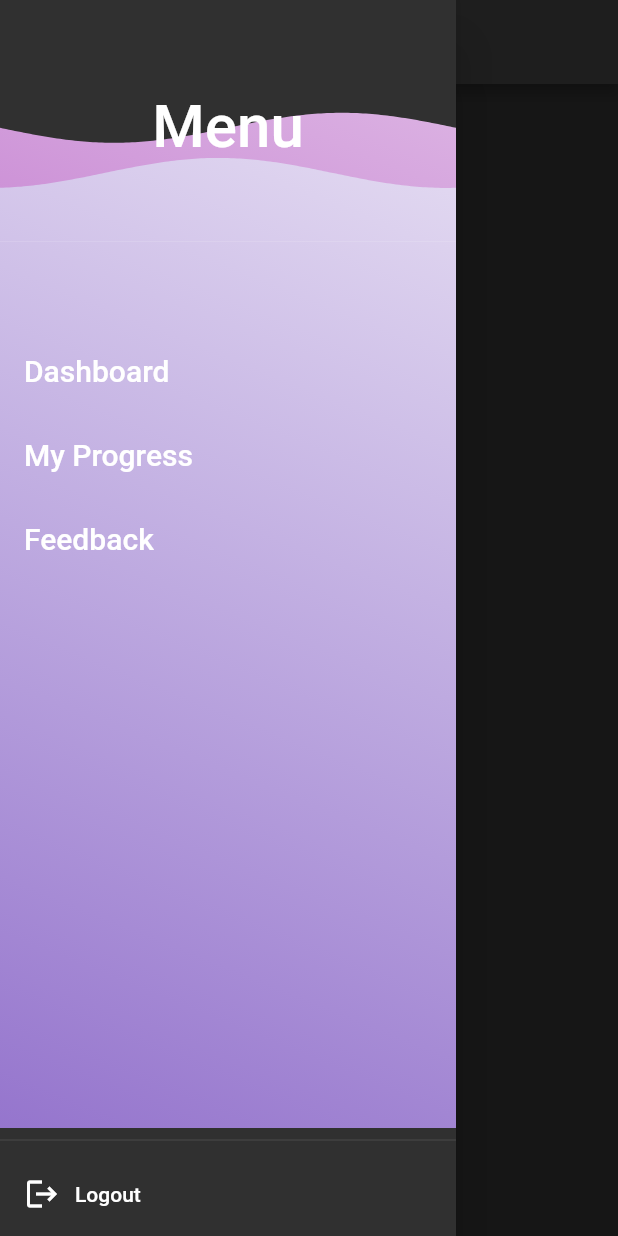
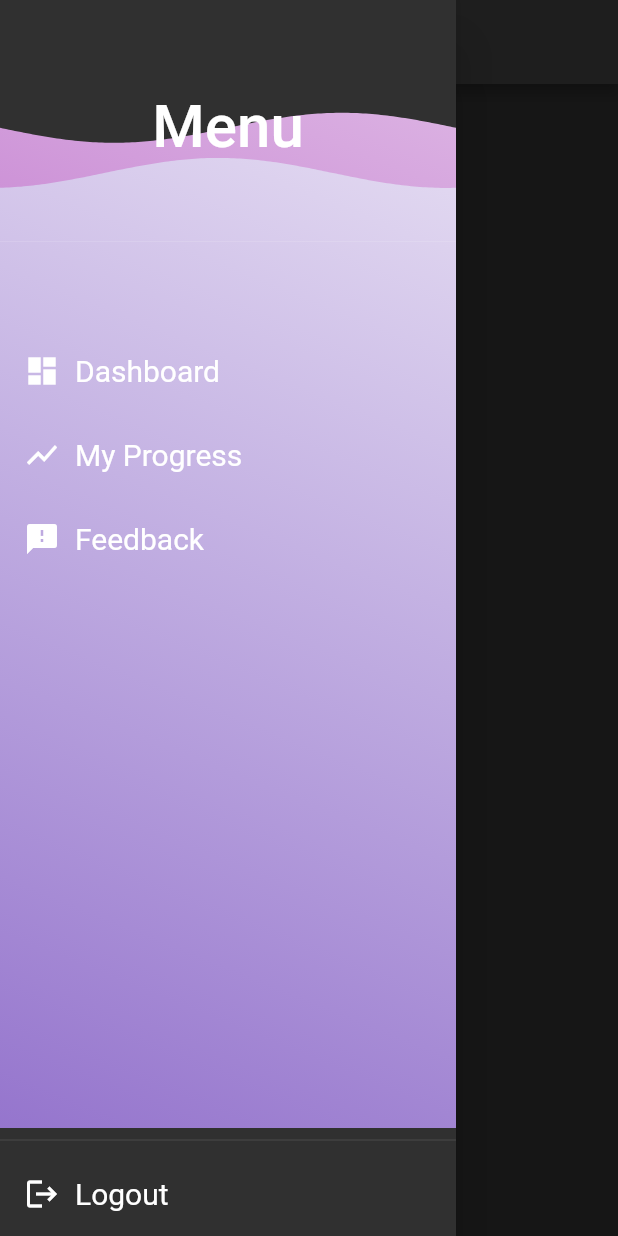
Before and after one commit to tMario2111/smarthack2023, a Flutter app: the ProgressRoute screen opened directly, with the side drawer open, on a phone screen of 412 x 824 dp. Run offline on Flutter 3.47's test engine with Material 2 defaults, Android fonts, the phone set to English and light mode, and no system bars; drawn by our look-alikes of wave; our stand-ins replace pocketbase, simple_circular_progress_bar; missing offline and left inert: dart:js_util; network calls fail; statements that could not run were skipped.

Commit message:
Am (GodGivenn) facut frontend smecher

```diff
--- a/lib/pb_instance.dart
+++ b/lib/pb_instance.dart
@@ -10,7 +10,7 @@ class PbInstance {
 
   static Future<void> init() async {
     _pb = PocketBase('http://127.0.0.1:8090');
-    /*
+
     await _pb
         .collection('students')
         .authWithPassword('ungureanuv@cnmk.com', '12345678');
@@ -19,7 +19,8 @@ class PbInstance {
         (await _pb.collection('students').getList(filter: 'id = "$id"'))
             .items[0]
             .getStringValue('first_name');
-    */
+
+    /*
     await _pb
         .collection('teachers')
         .authWithPassword('stavarg@cnmk.com', '12345678');
@@ -28,6 +29,7 @@ class PbInstance {
         (await _pb.collection('teachers').getOne(_pb.authStore.model.id))
             .getStringValue('first_name');
     isTeacher = true;
+    */
   }
 
   static PocketBase getPb() {
--- a/lib/routes/progress_route.dart
+++ b/lib/routes/progress_route.dart
@@ -1,15 +1,12 @@
 import 'package:flutter/material.dart';
+import 'package:simple_circular_progress_bar/simple_circular_progress_bar.dart';
 
+import '../pb_instance.dart';
+import '../util.dart';
 import '../widgets/side_drawer.dart';
 
-import '../pb_instance.dart';
-
-import '../util.dart';
-
-import 'package:simple_circular_progress_bar/simple_circular_progress_bar.dart';
-
 class ProgressRoute extends StatefulWidget {
-  const ProgressRoute({super.key});
+  const ProgressRoute({Key? key}) : super(key: key);
 
   @override
   State<StatefulWidget> createState() => _ProgressRouteState();
@@ -19,7 +16,7 @@ class _ProgressRouteState extends State<ProgressRoute> {
   var _dataFetched = false;
   final _studentRatings = <String, Map<TeacherStudentScoreType, List<int>>>{};
   final _teacherRatings = <String, Map<StudentTeacherScoreType, List<int>>>{};
-  final _progressBarRows = <Column>[];
+  final _progressBarRows = <Widget>[];
 
   void _getData() async {
     final pb = PbInstance.getPb();
@@ -51,8 +48,9 @@ class _ProgressRouteState extends State<ProgressRoute> {
               .add(rating.getIntValue('value'));
         }
       }
+
       _teacherRatings.forEach((className, value) {
-        final progressBars = <Column>[];
+        final progressBars = <Widget>[];
         value.forEach((key, value) {
           final averageRating = value.fold(0, (p, c) => p + c) / value.length;
           progressBars.add(
@@ -89,7 +87,19 @@ class _ProgressRouteState extends State<ProgressRoute> {
           );
         });
         _progressBarRows.add(
-          Column(
+          Container(
+            margin: const EdgeInsets.all(20.0),
+            padding: const EdgeInsets.all(16.0),
+            width: MediaQuery.of(context).size.width * 0.8,
+            decoration: BoxDecoration(
+              borderRadius: BorderRadius.circular(10.0),
+              gradient: LinearGradient(
+                begin: Alignment.topLeft,
+                end: Alignment.bottomRight,
+                colors: [Colors.cyan, Colors.purple],
+              ),
+            ),
+            child: Column(
               children: [
                 Text(
                   'Feedback from $className',
@@ -101,19 +111,18 @@ class _ProgressRouteState extends State<ProgressRoute> {
                 const SizedBox(
                   height: 45.0,
                 ),
-              Wrap(
-                spacing: 150.0,
+                Row(
+                  mainAxisAlignment: MainAxisAlignment.spaceEvenly,
                   children: progressBars,
                 ),
                 const SizedBox(
                   height: 50.0,
-              )
+                ),
               ],
+            ),
           ),
         );
       });
-      _dataFetched = true;
-      setState(() {});
     } else {
       final list = await pb.collection('teacher_student_ratings').getList(
           filter: 'student.id = "$id"', expand: 'teacher', sort: 'type');
@@ -136,7 +145,7 @@ class _ProgressRouteState extends State<ProgressRoute> {
       }
 
       _studentRatings.forEach((teacherName, value) {
-        final progressBars = <Column>[];
+        final progressBars = <Widget>[];
         value.forEach((key, value) {
           final averageRating = value.fold(0, (p, c) => p + c) / value.length;
           progressBars.add(
@@ -173,7 +182,19 @@ class _ProgressRouteState extends State<ProgressRoute> {
           );
         });
         _progressBarRows.add(
-          Column(
+          Container(
+            margin: const EdgeInsets.all(20.0),
+            padding: const EdgeInsets.all(16.0),
+            width: MediaQuery.of(context).size.width * 0.8,
+            decoration: BoxDecoration(
+              borderRadius: BorderRadius.circular(10.0),
+              gradient: LinearGradient(
+                begin: Alignment.topLeft,
+                end: Alignment.bottomRight,
+                colors: [Colors.purple.shade800, Colors.deepPurple.shade800],
+              ),
+            ),
+            child: Column(
               children: [
                 Text(
                   'Feedback from $teacherName',
@@ -185,21 +206,22 @@ class _ProgressRouteState extends State<ProgressRoute> {
                 const SizedBox(
                   height: 45.0,
                 ),
-              Wrap(
-                spacing: 150.0,
+                Row(
+                  mainAxisAlignment: MainAxisAlignment.spaceEvenly,
                   children: progressBars,
                 ),
                 const SizedBox(
                   height: 50.0,
-              )
+                ),
               ],
+            ),
           ),
         );
       });
+    }
 
     _dataFetched = true;
     setState(() {});
-    }
   }
 
   @override
@@ -219,21 +241,7 @@ class _ProgressRouteState extends State<ProgressRoute> {
               const SizedBox(
                 height: 25.0,
               ),
-              Row(
-                children: [
-                  const SizedBox(
-                    width: 25.0,
-                  ),
-                  Expanded(
-                    child: Column(
-                      mainAxisAlignment: MainAxisAlignment.start,
-                      crossAxisAlignment: CrossAxisAlignment.center,
-                      children:
-                          _progressBarRows.isEmpty ? [] : _progressBarRows,
-                    ),
-                  ),
-                ],
-              ),
+              ..._progressBarRows,
             ],
           ),
         ),
--- a/lib/widgets/side_drawer.dart
+++ b/lib/widgets/side_drawer.dart
@@ -3,8 +3,8 @@ import 'package:wave/config.dart';
 import 'package:wave/wave.dart';
 
 import '../routes/home_route.dart';
-import '../routes/progress_route.dart';
 import '../routes/feedback_route.dart';
+import 'package:smarthack2023/routes/progress_route.dart' as pg;
 
 Drawer sideDrawer(BuildContext context) {
   return Drawer(
@@ -46,76 +46,62 @@ Drawer sideDrawer(BuildContext context) {
                     ),
                   ),
                   const SizedBox(height: 50),
-                  ListTile(
-                    title: const Text(
-                      'Dashboard',
-                      style: TextStyle(
-                        color: Colors.white,
-                        fontSize: 20,
-                      ),
-                    ),
-                    onTap: () {
+                  buildMenuItem('Dashboard', Icons.dashboard, () {
                     Navigator.pushReplacement(
                       context,
                       MaterialPageRoute(
                         builder: (context) => const HomeRoute(),
                       ),
                     );
-                    },
-                  ),
-                  ListTile(
-                    title: const Text(
-                      'My Progress',
-                      style: TextStyle(
-                        color: Colors.white,
-                        fontSize: 20,
-                      ),
-                    ),
-                    onTap: () {
+                  }),
+                  buildMenuItem('My Progress', Icons.show_chart, () {
                     Navigator.pushReplacement(
                       context,
                       MaterialPageRoute(
-                          builder: (context) => const ProgressRoute(),
+                        builder: (context) => const pg.ProgressRoute(),
                       ),
                     );
-                    },
-                  ),
-                  ListTile(
-                    title: const Text(
-                      'Feedback',
-                      style: TextStyle(
-                        color: Colors.white,
-                        fontSize: 20,
-                      ),
-                    ),
-                    onTap: () {
+                  }),
+                  buildMenuItem('Feedback', Icons.feedback, () {
                     Navigator.pushReplacement(
                       context,
                       MaterialPageRoute(
                         builder: (context) => const FeedbackRoute(),
                       ),
                     );
-                    },
-                  ),
+                  }),
                 ],
               ),
             ],
           ),
         ),
         const Divider(),
-        ListTile(
-          title: const Row(
-            children: [
-              Icon(Icons.logout),
-              SizedBox(width: 10),
-              Text('Logout'),
-            ],
-          ),
-          onTap: () {
+        buildMenuItem('Logout', Icons.logout, () {
           Navigator.pop(context);
-          },
-        ),
+        }),
       ],
     ),
   );
 }
+
+Widget buildMenuItem(String title, IconData icon, VoidCallback onTap) {
+  return InkWell(
+    onTap: onTap,
+    child: Padding(
+      padding: const EdgeInsets.all(16.0),
+      child: Row(
+        children: [
+          Icon(icon, color: Colors.white),
+          const SizedBox(width: 10),
+          Text(
+            title,
+            style: const TextStyle(
+              color: Colors.white,
+              fontSize: 20,
+            ),
+          ),
+        ],
+      ),
+    ),
+  );
+}
```
Lines whose indentation alone changed are shown as unchanged.
